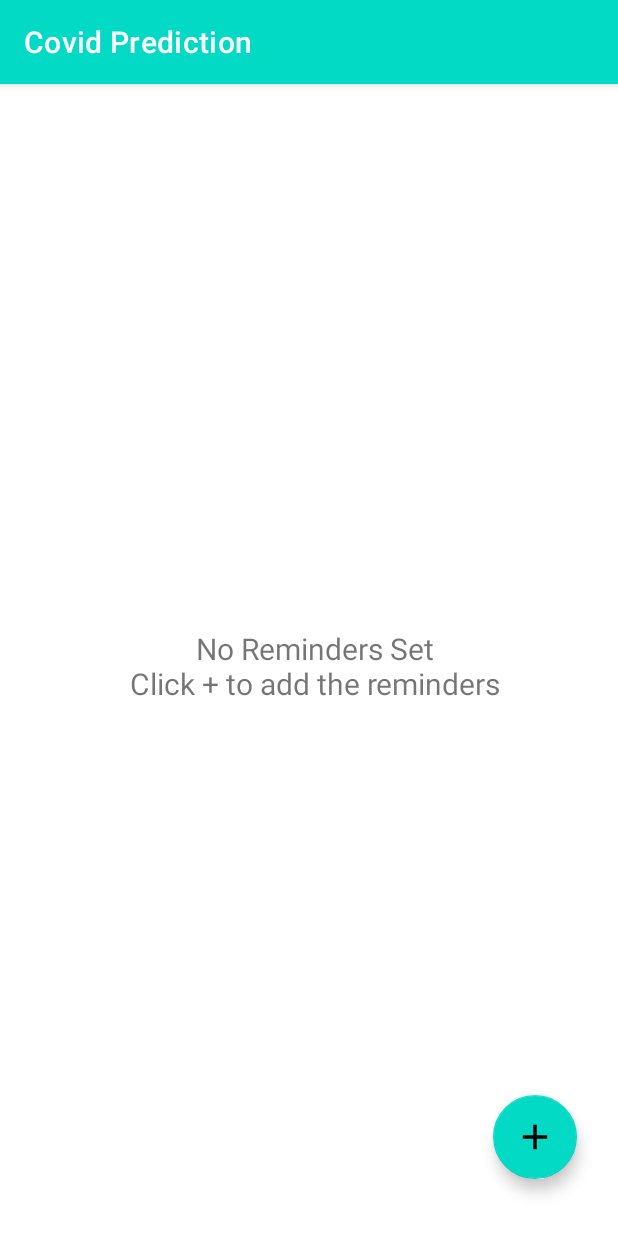
After one commit to vineetha-batchu/covid19-prediction, an Android app: the MainPage screen opened directly, with no data from a screen before it, on a phone screen of 412 x 824 dp. The commit adds this screen. Run offline under Robolectric (Android 15) with nearby library versions, the phone set to English and light mode, and no system bars.

Commit message:
reminders screen completed.

```diff
--- a/app/src/main/AndroidManifest.xml
+++ b/app/src/main/AndroidManifest.xml
@@ -18,6 +18,8 @@
                 <category android:name="android.intent.category.LAUNCHER" />
             </intent-filter>
         </activity>
+
+        <activity android:name=".MainPage"/>
     </application>
 
 </manifest>
--- a/app/src/main/java/com/example/group2_project/MainActivity.java
+++ b/app/src/main/java/com/example/group2_project/MainActivity.java
@@ -1,14 +1,26 @@
 package com.example.group2_project;
 
 import androidx.appcompat.app.AppCompatActivity;
+import androidx.cardview.widget.CardView;
 
+import android.content.Intent;
 import android.os.Bundle;
+import android.view.View;
 
 public class MainActivity extends AppCompatActivity {
+    CardView medicine;
 
     @Override
     protected void onCreate(Bundle savedInstanceState) {
         super.onCreate(savedInstanceState);
         setContentView(R.layout.activity_main);
+
+        medicine=findViewById(R.id.btnMedicine);
+        medicine.setOnClickListener(v -> medicineReminder(v));
+    }
+
+    public void medicineReminder(View v){
+        Intent explicit = new Intent(MainActivity.this, MainPage.class);
+        startActivity(explicit );
     }
 }
--- /dev/null
+++ b/app/src/main/java/com/example/group2_project/MainPage.java
@@ -0,0 +1,46 @@
+package com.example.group2_project;
+
+import android.app.AlarmManager;
+import android.app.DatePickerDialog;
+import android.app.Dialog;
+import android.app.PendingIntent;
+import android.app.TimePickerDialog;
+import android.content.Intent;
+import android.graphics.Color;
+import android.graphics.drawable.ColorDrawable;
+import android.os.Bundle;
+import android.util.Log;
+import android.view.View;
+import android.widget.Button;
+import android.widget.EditText;
+import android.widget.ImageView;
+import android.widget.TextView;
+import android.widget.Toast;
+
+import androidx.appcompat.app.AppCompatActivity;
+import androidx.recyclerview.widget.LinearLayoutManager;
+import androidx.recyclerview.widget.RecyclerView;
+
+import com.google.android.material.floatingactionbutton.FloatingActionButton;
+
+import java.util.Calendar;
+import java.util.Date;
+import java.util.List;
+import java.util.TimeZone;
+
+public class MainPage extends AppCompatActivity {
+
+    private FloatingActionButton add;
+    private TextView empty;
+
+    @Override
+    protected void onCreate(Bundle savedInstanceState) {
+        super.onCreate(savedInstanceState);
+        setContentView(R.layout.activity_main_page);
+
+        add = findViewById(R.id.floatingButton);
+        empty = findViewById(R.id.empty);
+
+//        add.setOnClickListener(v -> addReminder());
+    }
+}
--- /dev/null
+++ b/app/src/main/res/drawable/floating_button_foreground.xml
@@ -0,0 +1,13 @@
+<vector xmlns:android="http://schemas.android.com/apk/res/android"
+    android:width="28dp"
+    android:height="28dp"
+    android:viewportWidth="41.37931"
+    android:viewportHeight="41.37931"
+    android:tint="#0F5FAA">
+  <group android:translateX="8.689655"
+      android:translateY="8.689655">
+      <path
+          android:fillColor="#FF000000"
+          android:pathData="M19,13h-6v6h-2v-6H5v-2h6V5h2v6h6v2z"/>
+  </group>
+</vector>
--- /dev/null
+++ b/app/src/main/res/drawable/header_layout.xml
@@ -0,0 +1,7 @@
+<?xml version="1.0" encoding="utf-8"?>
+<shape xmlns:android="http://schemas.android.com/apk/res/android"
+    android:shape="rectangle">
+    <corners android:bottomRightRadius="20dp" android:bottomLeftRadius="20dp"/>
+    <solid android:color="@color/purple_700"/>
+
+</shape>
--- /dev/null
+++ b/app/src/main/res/drawable/ic_baseline_keyboard_backspace_24.xml
@@ -0,0 +1,5 @@
+<vector android:height="32dp" android:tint="?attr/colorControlNormal"
+    android:viewportHeight="24" android:viewportWidth="24"
+    android:width="32dp" xmlns:android="http://schemas.android.com/apk/res/android">
+    <path android:fillColor="@android:color/white" android:pathData="M21,11H6.83l3.58,-3.59L9,6l-6,6 6,6 1.41,-1.41L6.83,13H21z"/>
+</vector>
--- /dev/null
+++ b/app/src/main/res/layout/activity_main_page.xml
@@ -0,0 +1,70 @@
+<?xml version="1.0" encoding="utf-8"?>
+<androidx.constraintlayout.widget.ConstraintLayout xmlns:android="http://schemas.android.com/apk/res/android"
+    xmlns:app="http://schemas.android.com/apk/res-auto"
+    xmlns:tools="http://schemas.android.com/tools"
+    android:layout_width="match_parent"
+    android:layout_height="match_parent"
+    tools:context=".MainPage">
+<!--    <LinearLayout-->
+<!--        android:layout_width="match_parent"-->
+<!--        android:layout_height="60dp"-->
+<!--        android:background="@drawable/header_layout"-->
+<!--        android:orientation="horizontal"-->
+<!--        android:id="@+id/header1"-->
+<!--        app:layout_constraintTop_toTopOf="parent"-->
+<!--        app:layout_constraintStart_toStartOf="parent"-->
+<!--        app:layout_constraintEnd_toEndOf="parent"-->
+<!--        >-->
+<!--        <ImageView-->
+<!--            android:id="@+id/imgBack"-->
+<!--            android:layout_marginStart="10dp"-->
+<!--            android:layout_width="wrap_content"-->
+<!--            android:layout_height="wrap_content"-->
+<!--            android:src="@drawable/ic_baseline_keyboard_backspace_24"-->
+<!--            android:layout_gravity="center_vertical"-->
+<!--            app:tint="@color/white"-->
+<!--            android:contentDescription="@string/app_name" />-->
+
+
+<!--    </LinearLayout>-->
+
+
+
+    <com.google.android.material.floatingactionbutton.FloatingActionButton
+        android:id="@+id/floatingButton"
+        android:layout_width="wrap_content"
+        android:layout_height="wrap_content"
+        android:layout_marginStart="8dp"
+        android:layout_marginTop="8dp"
+        android:layout_marginEnd="8dp"
+        android:layout_marginBottom="8dp"
+        android:src="@drawable/floating_button_foreground"
+        app:maxImageSize="@android:dimen/app_icon_size"
+        app:fabSize="normal"
+        app:layout_constraintBottom_toBottomOf="parent"
+        app:layout_constraintEnd_toEndOf="parent"
+        app:layout_constraintHorizontal_bias="0.943"
+        app:layout_constraintStart_toStartOf="parent"
+        app:layout_constraintTop_toTopOf="parent"
+        app:layout_constraintVertical_bias="0.957"
+        android:contentDescription="@string/app_name" />
+
+
+    <TextView
+        android:id="@+id/empty"
+        android:layout_width="wrap_content"
+        android:layout_height="wrap_content"
+        android:visibility="visible"
+        android:layout_marginStart="8dp"
+        android:layout_marginTop="8dp"
+        android:gravity="center"
+        android:text="No Reminders Set\nClick + to add the reminders"
+        android:textSize="20sp"
+        app:layout_constraintEnd_toEndOf="parent"
+        app:layout_constraintStart_toStartOf="parent"
+        app:layout_constraintTop_toTopOf="parent"
+        app:layout_constraintBottom_toBottomOf="parent"
+        />
+
+
+</androidx.constraintlayout.widget.ConstraintLayout>
--- a/app/src/main/res/values/strings.xml
+++ b/app/src/main/res/values/strings.xml
@@ -1,5 +1,5 @@
 <resources>
-    <string name="app_name">Home</string>
+    <string name="app_name">Covid Prediction</string>
     <string name="covid_prediction">Covid Prediction</string>
     <string name="diet_chart_amp_bmi"><![CDATA[Diet Chart & BMI]]></string>
     <string name="medicine_remainder">Medicine Remainder</string>
```
